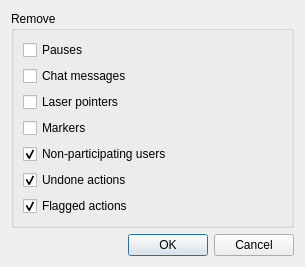
First picture: the form in src/client/ui/recfilter.ui, repository drawpile/Drawpile, before the edit.
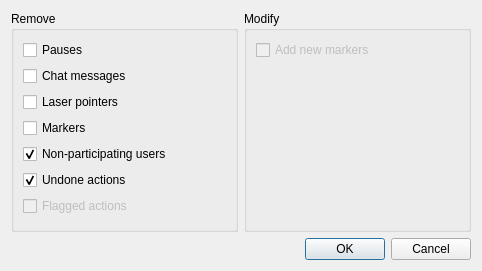
Second picture: the form after the edit.

Commit message:
Implement new marker addition
Add a button for adding new markers from the playback index view.
The new markers can be added to the recording permanently using the
filter feature

Patch:
```diff
--- a/src/client/ui/recfilter.ui
+++ b/src/client/ui/recfilter.ui
@@ -6,14 +6,16 @@
    <rect>
     <x>0</x>
     <y>0</y>
-    <width>305</width>
-    <height>226</height>
+    <width>482</width>
+    <height>271</height>
    </rect>
   </property>
   <property name="windowTitle">
    <string>Filter recording</string>
   </property>
-  <layout class="QVBoxLayout" name="verticalLayout_2">
+  <layout class="QVBoxLayout" name="verticalLayout_3">
+   <item>
+    <layout class="QHBoxLayout" name="horizontalLayout">
    <item>
     <widget class="QGroupBox" name="groupBox">
      <property name="title">
@@ -70,16 +72,63 @@
       </item>
       <item>
        <widget class="QCheckBox" name="removeSilenced">
+          <property name="enabled">
+           <bool>false</bool>
+          </property>
         <property name="text">
          <string>Flagged actions</string>
         </property>
-        <property name="checked">
-         <bool>true</bool>
-        </property>
-       </widget>
-      </item>
-     </layout>
-    </widget>
+         </widget>
+        </item>
+        <item>
+         <spacer name="verticalSpacer">
+          <property name="orientation">
+           <enum>Qt::Vertical</enum>
+          </property>
+          <property name="sizeHint" stdset="0">
+           <size>
+            <width>20</width>
+            <height>40</height>
+           </size>
+          </property>
+         </spacer>
+        </item>
+       </layout>
+      </widget>
+     </item>
+     <item>
+      <widget class="QGroupBox" name="groupBox_2">
+       <property name="title">
+        <string>Modify</string>
+       </property>
+       <layout class="QVBoxLayout" name="verticalLayout_2">
+        <item>
+         <widget class="QCheckBox" name="addNewMarkers">
+          <property name="enabled">
+           <bool>false</bool>
+          </property>
+          <property name="text">
+           <string>Add new markers</string>
+          </property>
+         </widget>
+        </item>
+        <item>
+         <spacer name="verticalSpacer_2">
+          <property name="orientation">
+           <enum>Qt::Vertical</enum>
+          </property>
+          <property name="sizeHint" stdset="0">
+           <size>
+            <width>20</width>
+            <height>40</height>
+           </size>
+          </property>
+         </spacer>
+        </item>
+       </layout>
+      </widget>
+     </item>
+    </layout>
    </item>
    <item>
     <widget class="QDialogButtonBox" name="buttonBox">
```
Lines whose indentation alone changed are shown as unchanged. The commit also changes 16 other files.
